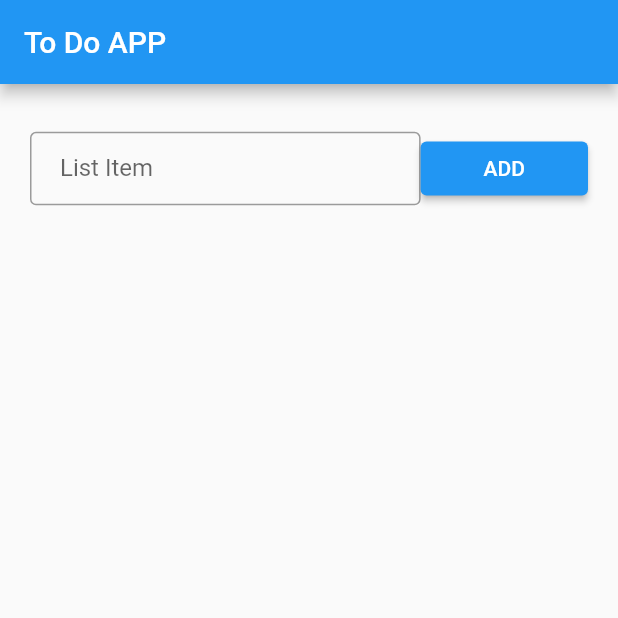
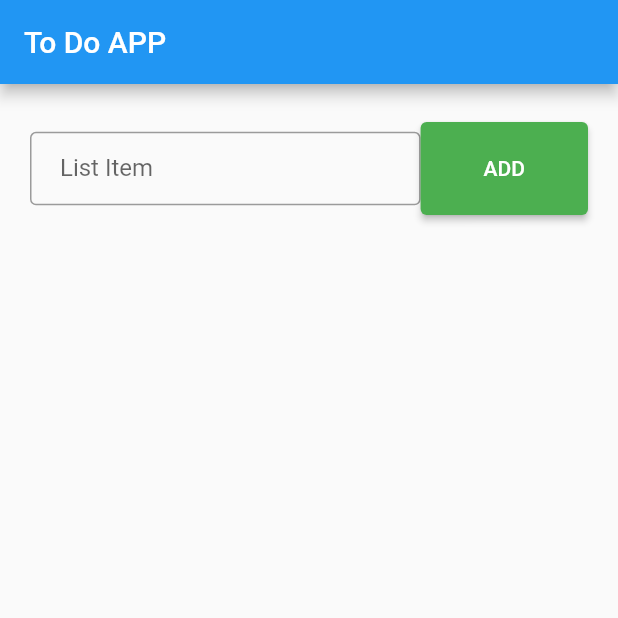
Before and after one commit to IsratAra17/to_do_app, a Flutter app: the screen it shows after launch, after a tap on "ADD", on a phone screen of 412 x 824 dp, the top half of it. Run offline on Flutter 3.47's test engine with Material 2 defaults, Android fonts, the phone set to English and light mode, and no system bars.

Commit message:
btn style added

```diff
--- a/lib/ToDo_page.dart
+++ b/lib/ToDo_page.dart
@@ -22,7 +22,9 @@ class _ToDo_pageState extends State<ToDo_page> {
             Expanded(flex:10,child: Row(
               children: [
                 Expanded(flex:70,child: TextField(decoration: AppInputDecoration("List Item"),)),
-                Expanded(flex:30,child: ElevatedButton(onPressed: (){}, child: Text("ADD"),))
+                Expanded(flex:30,child: ElevatedButton(onPressed: (){
+
+                }, child: Text("ADD"), style:MyBtnStyle()))
               ],
             )),
             Expanded(flex:90,
--- a/lib/style.dart
+++ b/lib/style.dart
@@ -1,3 +1,4 @@
+import 'package:flutter/cupertino.dart';
 import 'package:flutter/material.dart';
 
 InputDecoration AppInputDecoration(label)
@@ -8,3 +9,13 @@ InputDecoration AppInputDecoration(label)
 labelText: label
   );
 }
+ButtonStyle MyBtnStyle()
+{
+  return ElevatedButton.styleFrom(
+    padding: EdgeInsets.all(23),
+    backgroundColor: Colors.green,
+    shape: RoundedRectangleBorder(borderRadius: BorderRadius.all(Radius.circular(4)
+    )),
+
+  );
+}
```
